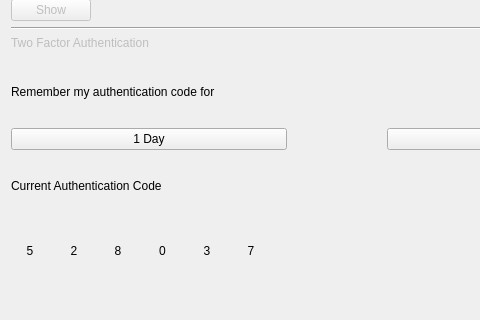
Qt form src/qt/forms/optionspage.ui (pedrorv0106/DAPS) before a commit; both pictures show x 0 to 480 and y 321 to 641 of the 1050 by 641 pixel window.
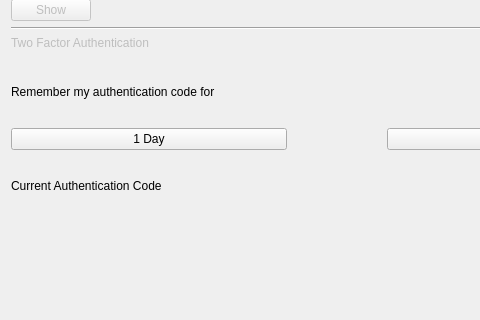
The same form after that commit. Custom widgets are drawn as their Qt base class.

```diff
--- a/src/qt/forms/optionspage.ui
+++ b/src/qt/forms/optionspage.ui
@@ -346,7 +346,7 @@
      <item>
       <widget class="QLabel" name="code_1">
        <property name="text">
-        <string>5</string>
+        <string></string>
        </property>
        <property name="alignment">
         <set>Qt::AlignCenter</set>
@@ -356,7 +356,7 @@
      <item>
       <widget class="QLabel" name="code_2">
        <property name="text">
-        <string>2</string>
+        <string></string>
        </property>
        <property name="alignment">
         <set>Qt::AlignCenter</set>
@@ -366,7 +366,7 @@
      <item>
       <widget class="QLabel" name="code_3">
        <property name="text">
-        <string>8</string>
+        <string></string>
        </property>
        <property name="alignment">
         <set>Qt::AlignCenter</set>
@@ -376,7 +376,7 @@
      <item>
       <widget class="QLabel" name="code_4">
        <property name="text">
-        <string>0</string>
+        <string></string>
        </property>
        <property name="alignment">
         <set>Qt::AlignCenter</set>
@@ -386,7 +386,7 @@
      <item>
       <widget class="QLabel" name="code_5">
        <property name="text">
-        <string>3</string>
+        <string></string>
        </property>
        <property name="alignment">
         <set>Qt::AlignCenter</set>
@@ -396,7 +396,7 @@
      <item>
       <widget class="QLabel" name="code_6">
        <property name="text">
-        <string>7</string>
+        <string></string>
        </property>
        <property name="alignment">
         <set>Qt::AlignCenter</set>
```
